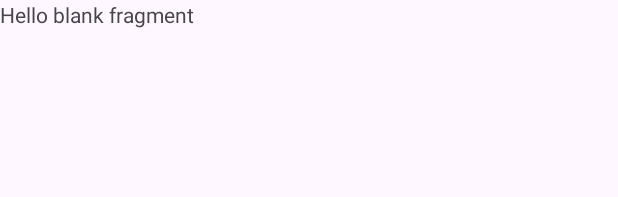
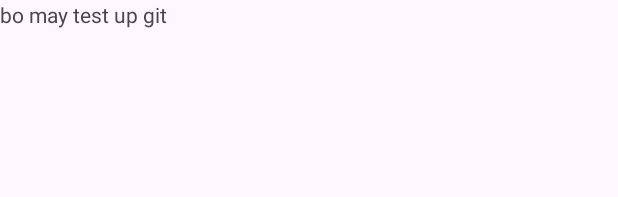
Before and after one commit to lephambinh05/vinmec, an Android app: the layout fragment_profile.xml on its own in the app's theme, with its tools: preview values and no code run, on a phone screen of 412 x 824 dp. Shown: the top 197 px of the screen. Run offline under Robolectric (Android 15) with nearby library versions, the light colour scheme and no system bars.

Commit message:
update lai fragment booking

```diff
--- a/app/src/main/AndroidManifest.xml
+++ b/app/src/main/AndroidManifest.xml
@@ -12,18 +12,22 @@
         android:supportsRtl="true"
         android:theme="@style/Theme.App"
         tools:targetApi="31">
+
+        <activity android:name=".ProfileFragment" android:exported="false" />
+
         <activity
             android:name=".AppointmentActivity"
             android:exported="false" />
+
         <activity
             android:name=".MainActivity"
             android:exported="true">
             <intent-filter>
                 <action android:name="android.intent.action.MAIN" />
-
                 <category android:name="android.intent.category.LAUNCHER" />
             </intent-filter>
         </activity>
+
     </application>
 
 </manifest>
--- /dev/null
+++ b/app/src/main/res/drawable/circle_bg.xml
@@ -0,0 +1,5 @@
+<?xml version="1.0" encoding="utf-8"?>
+<shape xmlns:android="http://schemas.android.com/apk/res/android" android:shape="oval">
+    <solid android:color="@android:color/white"/>
+    <stroke android:width="2dp" android:color="#CCCCCC"/>
+</shape>
--- a/app/src/main/res/layout/fragment_booking.xml
+++ b/app/src/main/res/layout/fragment_booking.xml
@@ -29,6 +29,7 @@
                 android:textColor="@color/black"
                 android:text="Đặt lịch hẹn"/>
             <TextView
+                android:id="@+id/btnClose"
                 android:layout_width="wrap_content"
                 android:layout_height="wrap_content"
                 android:textSize="40sp"
--- a/app/src/main/res/layout/fragment_profile.xml
+++ b/app/src/main/res/layout/fragment_profile.xml
@@ -3,12 +3,12 @@
     xmlns:tools="http://schemas.android.com/tools"
     android:layout_width="match_parent"
     android:layout_height="match_parent"
-    tools:context=".ProfileFragment">
+    tools:context=".NotificationFragment">
 
     <!-- TODO: Update blank fragment layout -->
     <TextView
         android:layout_width="match_parent"
         android:layout_height="match_parent"
-        android:text="@string/hello_blank_fragment" />
+        android:text="bo may test up git" />
 
 </FrameLayout>
```
Also changed, not shown: app/src/main/java/com/example/app/ProfileFragment.java (deleted, +0 -64 lines).
